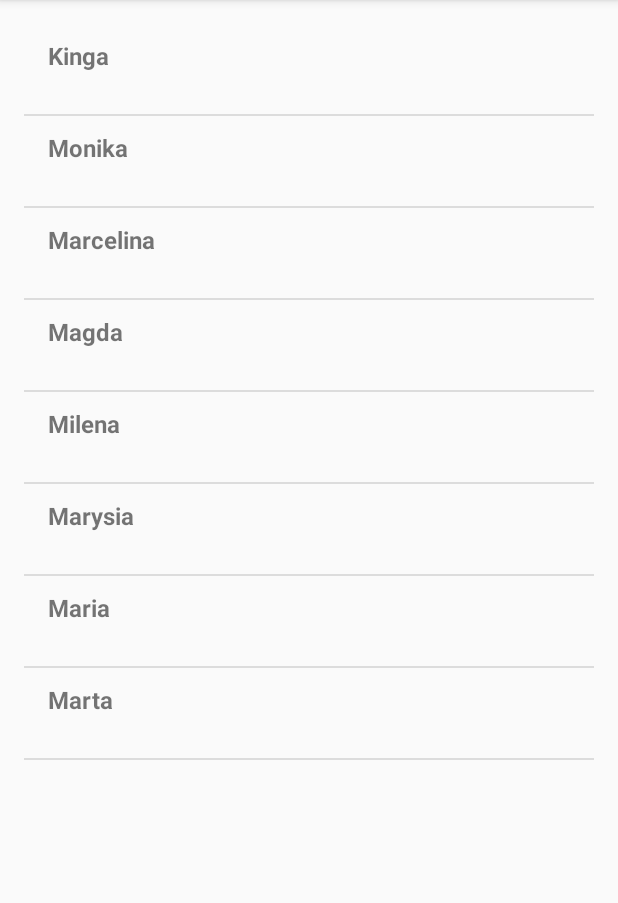
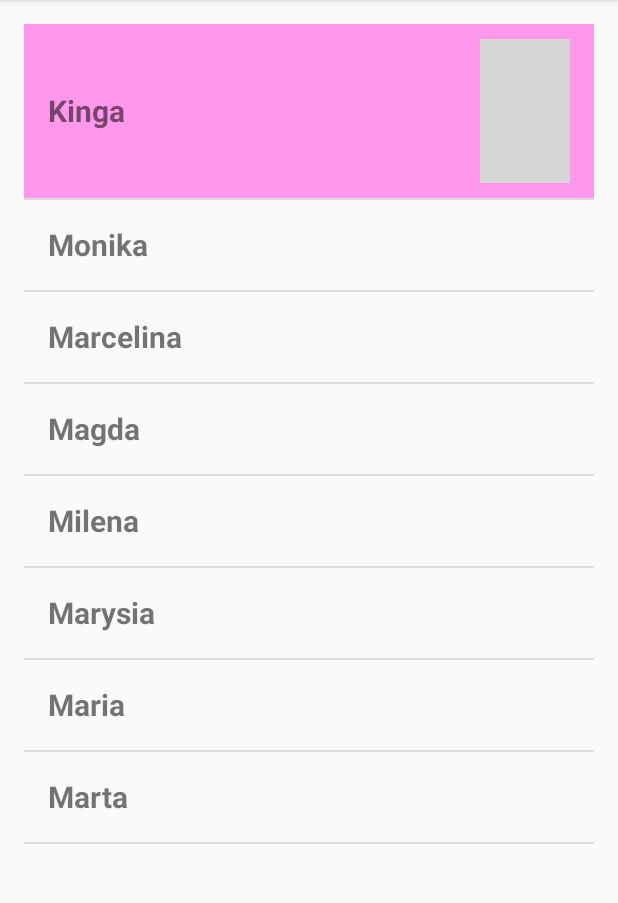
Before and after one commit to nameFactory/NameFactory, an Android app: the RankingView screen opened directly, with no data from a screen before it, on a phone screen of 412 x 824 dp, the part 84-987 px from its top. Run offline under Robolectric (Android 15) with nearby library versions, the phone set to English and light mode, and no system bars; grey boxes are pictures that could not be loaded.

Commit message:
changes part 1

```diff
--- a/app/src/main/java/pl/edu/pw/mini/namefactory/Filters.java
+++ b/app/src/main/java/pl/edu/pw/mini/namefactory/Filters.java
@@ -153,8 +153,6 @@ public class Filters extends AppCompatPreferenceActivity {
             // updated to reflect the new value, per the Android Design
             // guidelines.
             bindPreferenceSummaryToValue(findPreference("origin"));
-            //bindPreferenceSummaryToValue(findPreference("popularity"));
-           // bindPreferenceSummaryToValue(findPreference("religion"));
             bindPreferenceSummaryToValue(findPreference("time_period"));
         }
 
--- a/app/src/main/java/pl/edu/pw/mini/namefactory/NamesAdapter.java
+++ b/app/src/main/java/pl/edu/pw/mini/namefactory/NamesAdapter.java
@@ -3,10 +3,12 @@ package pl.edu.pw.mini.namefactory;
 import android.content.Context;
 import android.content.SharedPreferences;
 import android.preference.PreferenceManager;
+import android.support.v4.content.ContextCompat;
 import android.support.v7.widget.RecyclerView;
 import android.view.LayoutInflater;
 import android.view.View;
 import android.view.ViewGroup;
+import android.widget.ImageView;
 import android.widget.TextView;
 import android.widget.Toast;
 
@@ -48,11 +50,13 @@ public class NamesAdapter extends RecyclerView.Adapter<NamesAdapter.ViewHolder>
 
     public class ViewHolder extends RecyclerView.ViewHolder {
         public TextView name;
+        public ImageView img;
 
         public ViewHolder(View view) {
             super(view);
 
             name = (TextView) view.findViewById(R.id.name);
+            img = (ImageView) view.findViewById(R.id.winner);
         }
     }
 
@@ -94,6 +98,11 @@ public class NamesAdapter extends RecyclerView.Adapter<NamesAdapter.ViewHolder>
 
         Name name = namesList.get(position);
         holder.name.setText(name.getName());
+        if(position==0)
+        {
+            holder.itemView.setBackgroundColor(ContextCompat.getColor(context,R.color.colorGirl));
+            holder.img.setImageResource(R.drawable.trophy_48);
+        }
     }
 
     @Override
--- a/app/src/main/res/layout/names_list_row.xml
+++ b/app/src/main/res/layout/names_list_row.xml
@@ -1,5 +1,5 @@
 <?xml version="1.0" encoding="utf-8"?>
-<LinearLayout xmlns:android="http://schemas.android.com/apk/res/android"
+<RelativeLayout xmlns:android="http://schemas.android.com/apk/res/android"
     android:orientation="vertical" android:layout_width="match_parent"
     android:layout_height="wrap_content"
     android:minHeight="60dp"
@@ -13,9 +13,17 @@
 
     <TextView
         android:id="@+id/name"
-        android:textSize="16dp"
+        android:textSize="20sp"
         android:textStyle="bold"
         android:layout_width="match_parent"
-        android:layout_height="wrap_content"/>
+        android:layout_height="wrap_content"
+        android:layout_centerVertical="true" />
 
-</LinearLayout>
+    <ImageView
+        android:id="@+id/winner"
+        android:layout_width="60dp"
+        android:layout_alignParentRight="true"
+        android:layout_height="wrap_content"
+        android:layout_centerVertical="true" />
+
+</RelativeLayout>
```
Also changed, not shown: app/src/main/java/pl/edu/pw/mini/namefactory/RankingList.java (+25 -3 lines).
